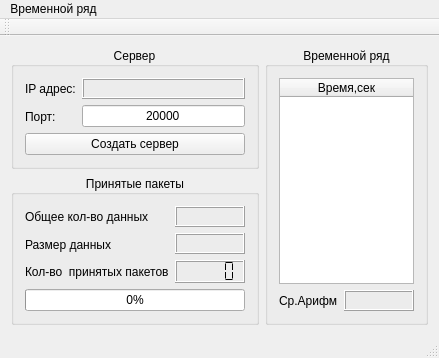
Above: tcp_server/mainwindow.ui from svetloffyaroslav/HurstBurst before the change. Below: the same form after it.
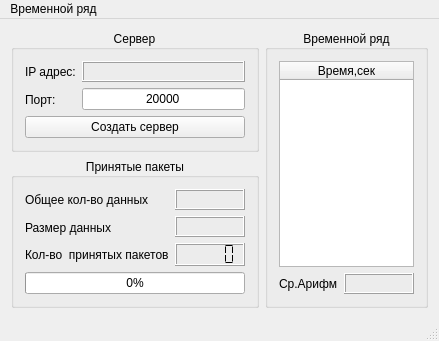
That is the form after the change.

Diff of the .ui file:
```diff
--- a/tcp_server/mainwindow.ui
+++ b/tcp_server/mainwindow.ui
@@ -6,8 +6,8 @@
    <rect>
     <x>0</x>
     <y>0</y>
-    <width>407</width>
-    <height>331</height>
+    <width>412</width>
+    <height>332</height>
    </rect>
   </property>
   <property name="windowTitle">
@@ -306,14 +306,6 @@
    </widget>
    <addaction name="menuAfqk"/>
   </widget>
-  <widget class="QToolBar" name="mainToolBar">
-   <attribute name="toolBarArea">
-    <enum>TopToolBarArea</enum>
-   </attribute>
-   <attribute name="toolBarBreak">
-    <bool>false</bool>
-   </attribute>
-  </widget>
   <widget class="QStatusBar" name="statusBar"/>
   <action name="action_TimeServer">
    <property name="text">
```
Left out of the diff: 4 changed lines with no effect on the pictures.
